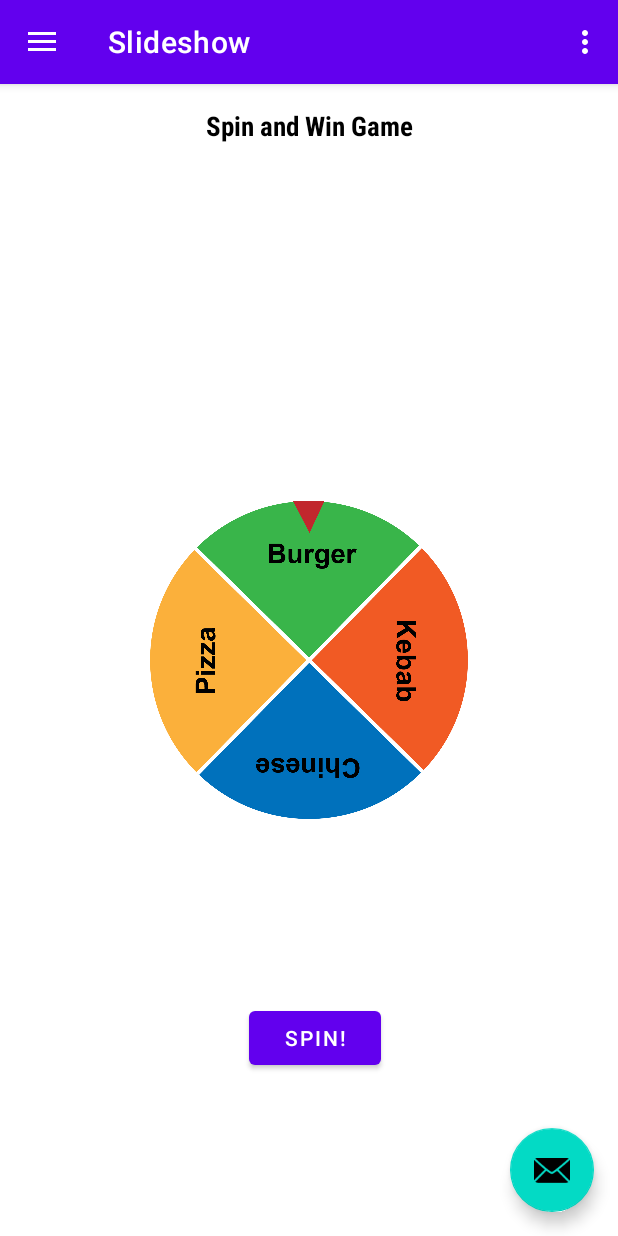
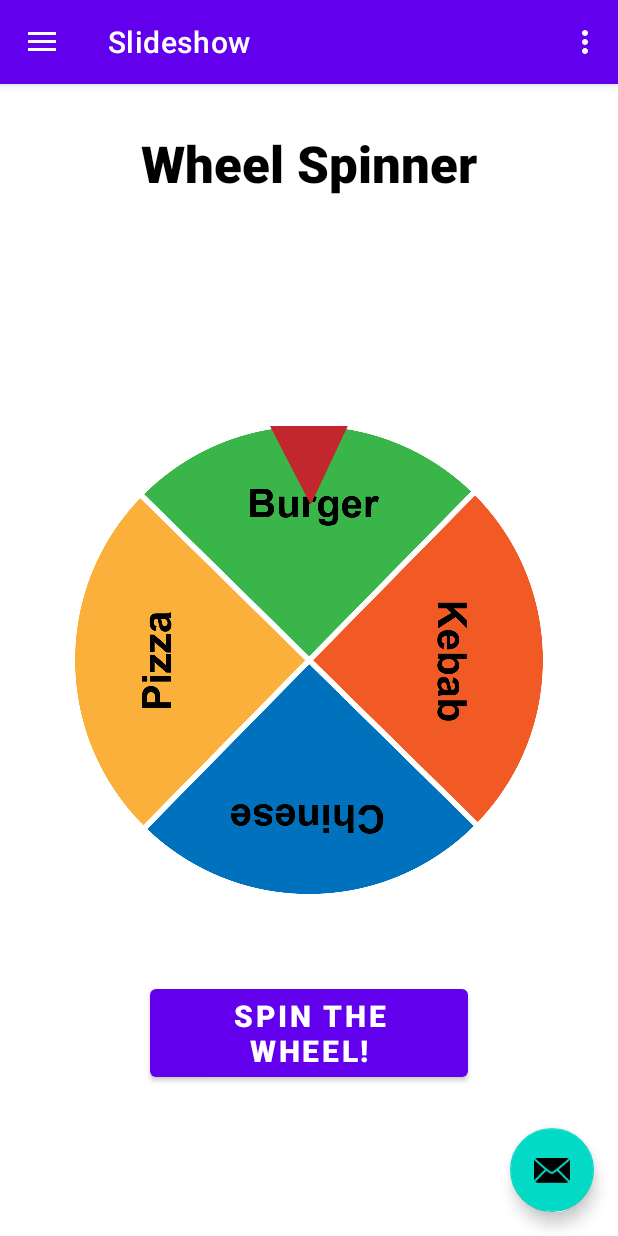
Before and after one commit to SneezingElephant/Decisionator, an Android app: the screen it shows after launch (MainActivity), in the side drawer, after a tap on "Slideshow", on a phone screen of 412 x 824 dp. Run offline under Robolectric (Android 15) with nearby library versions, the phone set to English and light mode, and no system bars; our stand-ins replace navigation-ui.

Commit message:
fuck spinners

```diff
--- a/app/src/main/res/layout/fragment_slideshow.xml
+++ b/app/src/main/res/layout/fragment_slideshow.xml
@@ -9,36 +9,39 @@
     tools:context=".ui.slideshow.SlideshowFragment">
 
     <TextView
+        android:id="@+id/wheelSpinnerTitle"
         android:layout_width="match_parent"
         android:layout_height="55dp"
-        android:text="Spin and Win Game"
+        android:layout_marginTop="25dp"
+        android:fontFamily="sans-serif-black"
+        android:gravity="center"
+        android:text="Wheel Spinner"
         android:textColor="@color/black"
-        android:textStyle="bold"
-        android:textSize="18sp"
-        android:gravity="center"
-        android:fontFamily="sans-serif-condensed"/>
+        android:textSize="34sp"
+        android:textStyle="bold" />
 
     <RelativeLayout
+        android:id="@+id/wheelWithArrow"
         android:layout_width="match_parent"
         android:layout_height="wrap_content"
         android:layout_centerInParent="true">
 
 
         <ImageView
-            android:layout_width="match_parent"
-            android:layout_height="wrap_content"
-            android:layout_marginStart="100dp"
-            android:layout_marginEnd="100dp"
-            android:adjustViewBounds="true"
-            android:scaleType="centerInside"
-            android:src="@drawable/spinwheel_takeaway"/>
-
-        <ImageView
             android:id="@+id/wheel"
             android:layout_width="match_parent"
             android:layout_height="wrap_content"
-            android:layout_marginStart="195dp"
-            android:layout_marginEnd="195dp"
+            android:layout_marginStart="50dp"
+            android:layout_marginEnd="50dp"
+            android:adjustViewBounds="true"
+            android:scaleType="centerInside"
+            android:src="@drawable/spinwheel_takeaway" />
+
+        <ImageView
+            android:layout_width="match_parent"
+            android:layout_height="wrap_content"
+            android:layout_marginStart="180dp"
+            android:layout_marginEnd="180dp"
             android:adjustViewBounds="true"
             android:scaleType="centerInside"
             android:src="@drawable/spinwheel_arrow" />
@@ -49,12 +52,15 @@
         android:id="@+id/spinBtn"
         android:layout_width="wrap_content"
         android:layout_height="wrap_content"
+        android:layout_alignParentStart="true"
         android:layout_alignParentEnd="true"
         android:layout_alignParentBottom="true"
-        android:layout_marginTop="126dp"
-        android:layout_marginEnd="158dp"
-        android:layout_marginBottom="108dp"
-        android:text="Spin!" />
+        android:layout_marginStart="100dp"
+        android:layout_marginEnd="100dp"
+        android:layout_marginBottom="100dp"
+        android:fontFamily="sans-serif-black"
+        android:text="Spin The Wheel!"
+        android:textSize="20sp" />
 
 
 </RelativeLayout>
--- a/app/src/main/res/values/strings.xml
+++ b/app/src/main/res/values/strings.xml
@@ -14,4 +14,13 @@
     <string name="customize">Customize</string>
     <string name="presets">Presets</string>
     <string name="coinContentDescription">An image of the coin which will be flipped</string>
+
+    <string-array name="wheelPresets">
+        <item>Preset1</item>
+        <item>Preset2</item>
+        <item>Preset3</item>
+        <item>Preset4</item>
+        <item>Preset5</item>
+    </string-array>
+
 </resources>
```
Also changed, not shown: app/src/main/java/com/example/pmaminiprojekt/ui/slideshow/SlideshowFragment.java (+4 -3 lines), 1 other file.
